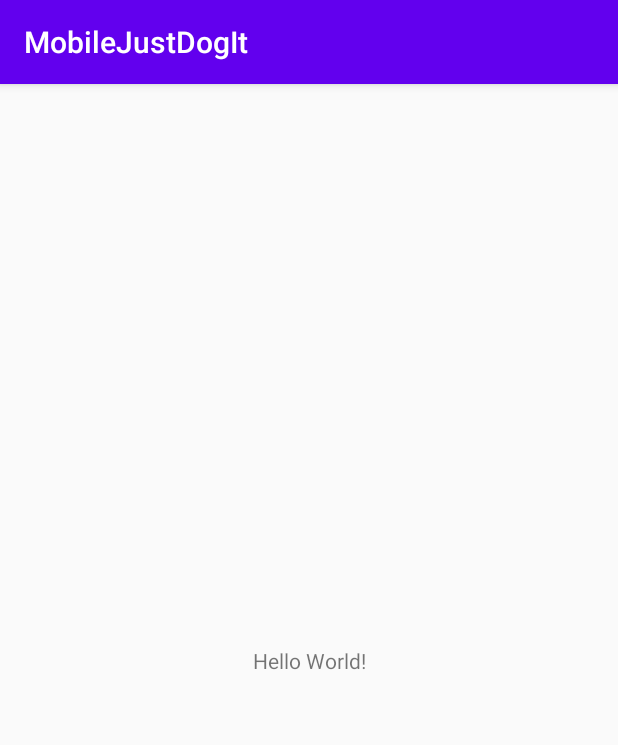
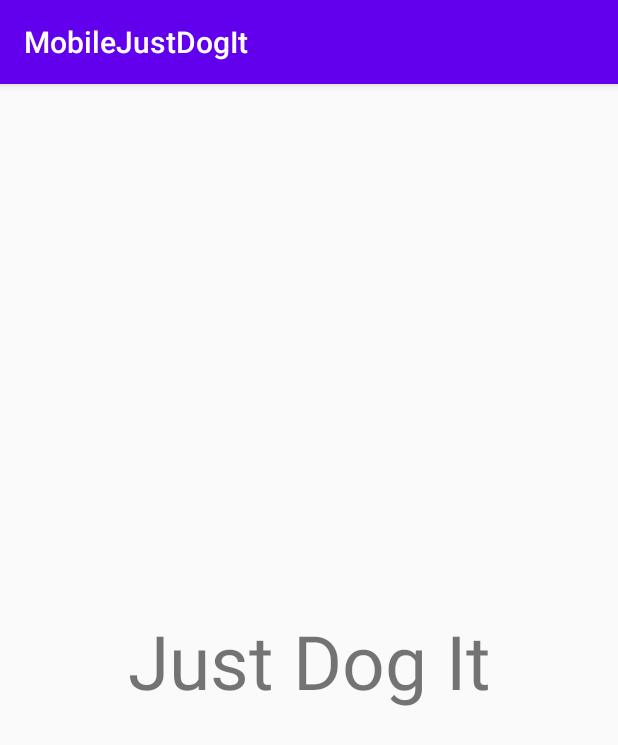
Before and after one commit to AlexisDieu/MobileJustDogIt, an Android app: the screen it shows after launch (MainActivity), on a phone screen of 412 x 824 dp. Shown: the top 745 px of the screen. Run offline under Robolectric (Android 15) with nearby library versions, the phone set to English and light mode, and no system bars.

Commit message:
test commit

```diff
--- a/app/src/main/res/layout/activity_main.xml
+++ b/app/src/main/res/layout/activity_main.xml
@@ -9,7 +9,8 @@
     <TextView
         android:layout_width="wrap_content"
         android:layout_height="wrap_content"
-        android:text="Hello World!"
+        android:text="Just Dog It"
+        android:textSize="50sp"
         app:layout_constraintBottom_toBottomOf="parent"
         app:layout_constraintLeft_toLeftOf="parent"
         app:layout_constraintRight_toRightOf="parent"
```
